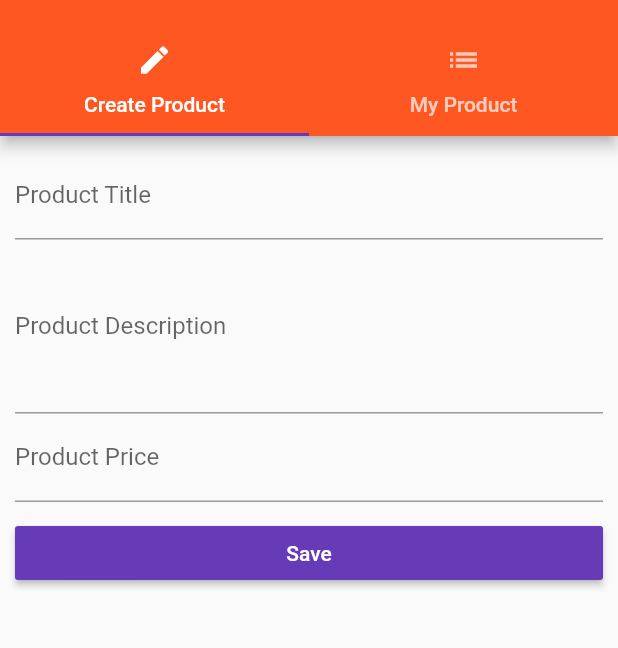
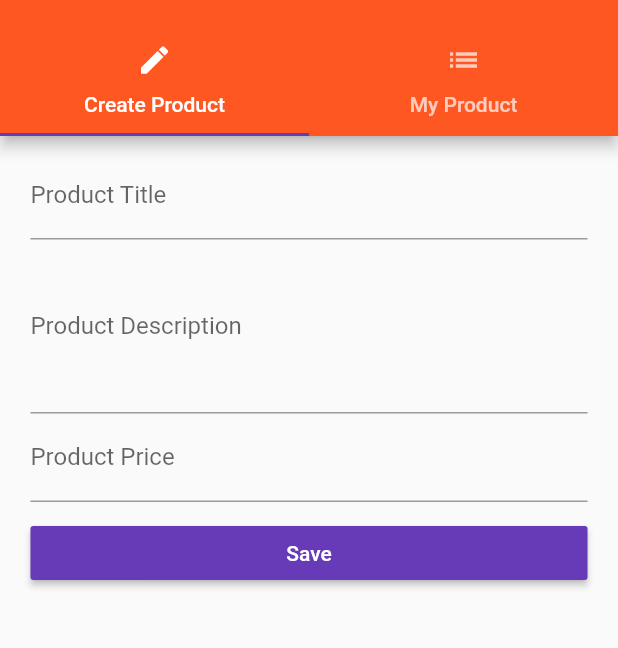
Before and after one commit to Dev-Anan/flutter_app_test, a Flutter app: the ProductsAdminPage screen opened by its route, on a phone screen of 412 x 824 dp, the part 59-707 px from its top. Run offline on Flutter 3.47's test engine with Material 2 defaults, Android fonts, the light colour scheme and no system bars.

Commit message:
MediaQuery device width

```diff
--- a/lib/pages/product_create.dart
+++ b/lib/pages/product_create.dart
@@ -63,9 +63,13 @@
 
   @override
   Widget build(BuildContext context) {
+    final double deviceWidth = MediaQuery.of(context).size.width;
+    final double targetWidth = deviceWidth > 550.0 ? 500.0 :  deviceWidth * 0.95;
+    final double targetPadding = deviceWidth - targetWidth;
     return Container(
         margin: EdgeInsets.all(10.0),
         child: ListView(
+          padding: EdgeInsets.symmetric(horizontal: targetPadding /2),
           children: <Widget>[
             _buildTitleTextField(),
             _buildDescriptionTextField(),
```
Also changed, not shown: lib/pages/auth.dart (+8 -1 lines).
